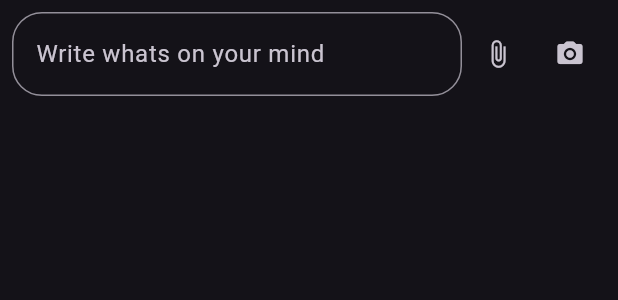
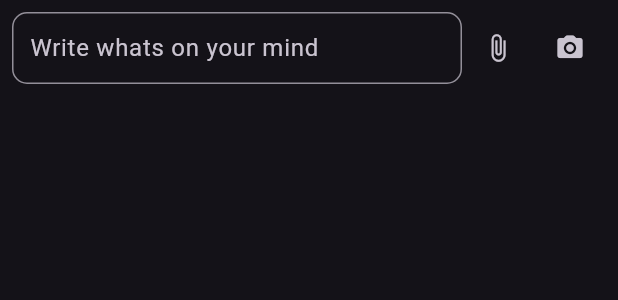
Before and after one commit to rahulob/organise_me, a Flutter app: the BottomInput widget shown alone on an empty page, opened directly with empty values, on a phone screen of 412 x 824 dp. Shown: the top 300 px of the screen. Run offline on Flutter 3.47's test engine with Material 2 defaults, Android fonts, the phone set to English and light mode, and no system bars; our stand-ins replace cloud_firestore, firebase_auth, firebase_core, flutter_slidable; accounts and stored records are empty.

Commit message:
Fixed some bugs
- Overflow while writing or edditing the message
- Show correct icons when i click edit icons on the message note

```diff
--- a/lib/screens/note_page.dart
+++ b/lib/screens/note_page.dart
@@ -107,6 +107,7 @@ class _NotePageBodyState extends State<NotePageBody> {
       _previousMessage; // used to display previous message over the bottom input
 
   final _bottomInputController = TextEditingController();
+  bool? _iconsVisible;
   final _listController = ScrollController();
   final _notesRef = FirebaseFirestore.instance
       .collection('notes')
@@ -165,11 +166,13 @@ class _NotePageBodyState extends State<NotePageBody> {
           messageId: _editMessageId,
           previousMessage: _previousMessage,
           index: widget.index,
+          isIconsVisible: _iconsVisible,
           onAdded: () {
             if (_editMessageId != null) {
               setState(() {
                 _editMessageId = null;
                 _previousMessage = null;
+                _iconsVisible = null;
               });
             } else {
               _listController.animateTo(
@@ -197,6 +200,7 @@ class _NotePageBodyState extends State<NotePageBody> {
       _editMessageId = index;
       _bottomInputController.text = message;
       _previousMessage = message;
+      _iconsVisible = false;
     });
   }
 }
--- a/lib/widgets/bottom_input.dart
+++ b/lib/widgets/bottom_input.dart
@@ -10,6 +10,7 @@ class BottomInput extends StatefulWidget {
     this.messageId,
     required this.controller,
     this.previousMessage,
+    this.isIconsVisible,
   });
 
   // this will be present when we edit a certain note
@@ -19,6 +20,7 @@ class BottomInput extends StatefulWidget {
   final String? index;
   final TextEditingController controller;
   final Function()? onAdded;
+  final bool? isIconsVisible;
 
   @override
   State<BottomInput> createState() => _BottomInputState();
@@ -27,7 +29,7 @@ class BottomInput extends StatefulWidget {
 class _BottomInputState extends State<BottomInput> {
   // late final widget.controller = TextEditingController();
   final _focusNode = FocusNode();
-  bool _insertIconsVisible = true;
+  late bool _insertIconsVisible = true;
 
   @override
   Widget build(BuildContext context) {
@@ -37,7 +39,10 @@ class _BottomInputState extends State<BottomInput> {
         padding: const EdgeInsets.all(8.0),
         child: Column(
           children: [
-            PreviousMessage(message: widget.previousMessage),
+            PreviousMessage(
+              message: widget.previousMessage,
+              setIcons: () => setState(() => _insertIconsVisible = false),
+            ),
             Row(
               children: [
                 TextInput(
@@ -51,7 +56,7 @@ class _BottomInputState extends State<BottomInput> {
                   },
                 ),
                 Visibility(
-                  visible: _insertIconsVisible,
+                  visible: widget.isIconsVisible ?? _insertIconsVisible,
                   child: Row(
                     children: [
                       IconButton(
@@ -68,7 +73,7 @@ class _BottomInputState extends State<BottomInput> {
               ],
             ),
             Visibility(
-              visible: !_insertIconsVisible,
+              visible: !(widget.isIconsVisible ?? _insertIconsVisible),
               child: Row(
                 mainAxisAlignment: MainAxisAlignment.end,
                 children: [
@@ -151,11 +156,13 @@ class TextInput extends StatelessWidget {
           focusNode: focusNode,
           onChanged: onChanged,
           controller: controller,
-          maxLines: null,
+          minLines: 1,
+          maxLines: 6,
           decoration: InputDecoration(
+            contentPadding: const EdgeInsets.all(8),
             hintText: "Write whats on your mind",
             border: OutlineInputBorder(
-              borderRadius: BorderRadius.circular(20),
+              borderRadius: BorderRadius.circular(10),
             ),
           ),
         ),
@@ -165,9 +172,10 @@ class TextInput extends StatelessWidget {
 }
 
 class PreviousMessage extends StatelessWidget {
-  const PreviousMessage({super.key, required this.message});
+  const PreviousMessage({super.key, required this.message, this.setIcons});
 
   final String? message;
+  final Function()? setIcons;
 
   @override
   Widget build(BuildContext context) {
@@ -178,6 +186,7 @@ class PreviousMessage extends StatelessWidget {
         children: [
           const Text("Previous Message"),
           Container(
+            height: MediaQuery.of(context).size.height * 0.1,
             margin: const EdgeInsets.only(top: 4, bottom: 12),
             padding: const EdgeInsets.symmetric(
               horizontal: 8,
@@ -188,9 +197,11 @@ class PreviousMessage extends StatelessWidget {
               borderRadius: BorderRadius.circular(4),
             ),
             width: double.infinity,
-            child: Text(
-              message ?? '',
-              textAlign: TextAlign.left,
+            child: SingleChildScrollView(
+              child: Text(
+                message ?? '',
+                textAlign: TextAlign.left,
+              ),
             ),
           ),
         ],
```
Also changed, not shown: lib/widgets/bottom_bar.dart (deleted, +0 -142 lines).
